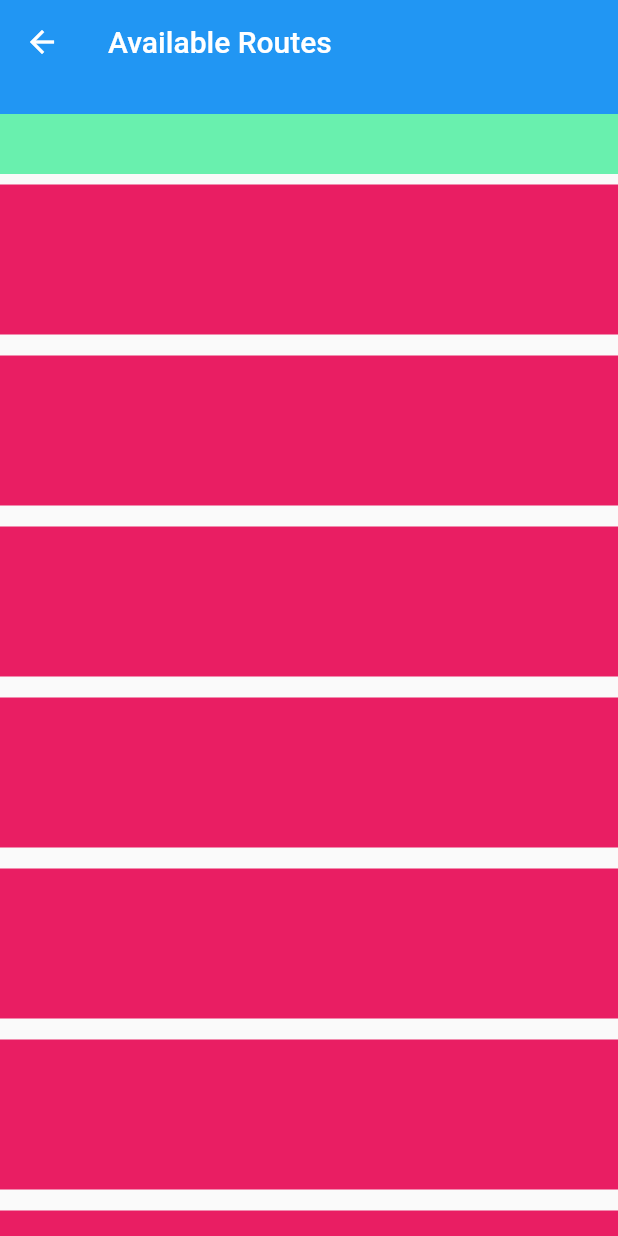
After one commit to CoderNamedHendrick/scrollviews, a Flutter app: the screen it shows after launch, after a tap on "Press", on a phone screen of 412 x 824 dp. The commit adds this screen. Run offline on Flutter 3.47's test engine with Material 2 defaults, Android fonts, the phone set to English and light mode, and no system bars.

Commit message:
sliver searchbar

```diff
--- /dev/null
+++ b/lib/next_screen.dart
@@ -0,0 +1,89 @@
+import 'package:flutter/material.dart';
+
+class NextScreen extends StatefulWidget {
+  const NextScreen({Key? key}) : super(key: key);
+
+  @override
+  State<NextScreen> createState() => _NextScreenState();
+}
+
+class _NextScreenState extends State<NextScreen> {
+  late final ScrollController _controller;
+  bool searchIsUp = false;
+
+  @override
+  void initState() {
+    super.initState();
+    _controller = ScrollController();
+    _controller.addListener(() {
+      if (_controller.offset > kToolbarHeight) {
+        setState(() {
+          searchIsUp = true;
+        });
+      } else {
+        setState(() {
+          searchIsUp = false;
+        });
+      }
+    });
+  }
+
+  @override
+  Widget build(BuildContext context) {
+    return Scaffold(
+      body: NestedScrollView(
+        controller: _controller,
+        floatHeaderSlivers: true,
+        headerSliverBuilder: (context, value) => [
+          const SliverAppBar(
+            title: Text('Available Routes'),
+          ),
+          SliverPersistentHeader(
+            delegate: SearchBarDelegate(
+                expandedHeight:
+                    60 + (searchIsUp ? MediaQuery.of(context).padding.top : 0)),
+            pinned: true,
+          ),
+        ],
+        body: ListView.builder(
+          padding: EdgeInsets.zero,
+          itemBuilder: (context, index) => Container(
+            height: 100,
+            color: Colors.pink,
+            margin: const EdgeInsets.symmetric(vertical: 7),
+          ),
+        ),
+      ),
+    );
+  }
+}
+
+class SearchBarDelegate extends SliverPersistentHeaderDelegate {
+  final double expandedHeight;
+  SearchBarDelegate({required this.expandedHeight});
+  @override
+  Widget build(
+      BuildContext context, double shrinkOffset, bool overlapsContent) {
+    return Container(
+      color: Colors.blue,
+      height: expandedHeight,
+      alignment: Alignment.bottomCenter,
+      // The search bar
+      child: Container(
+        height: 40,
+        color: Colors.greenAccent,
+      ),
+    );
+  }
+
+  @override
+  double get maxExtent => expandedHeight;
+
+  @override
+  double get minExtent => expandedHeight;
+
+  @override
+  bool shouldRebuild(covariant SearchBarDelegate oldDelegate) {
+    return oldDelegate != this;
+  }
+}
```
Also changed, not shown: lib/main.dart (+47 -11 lines).
